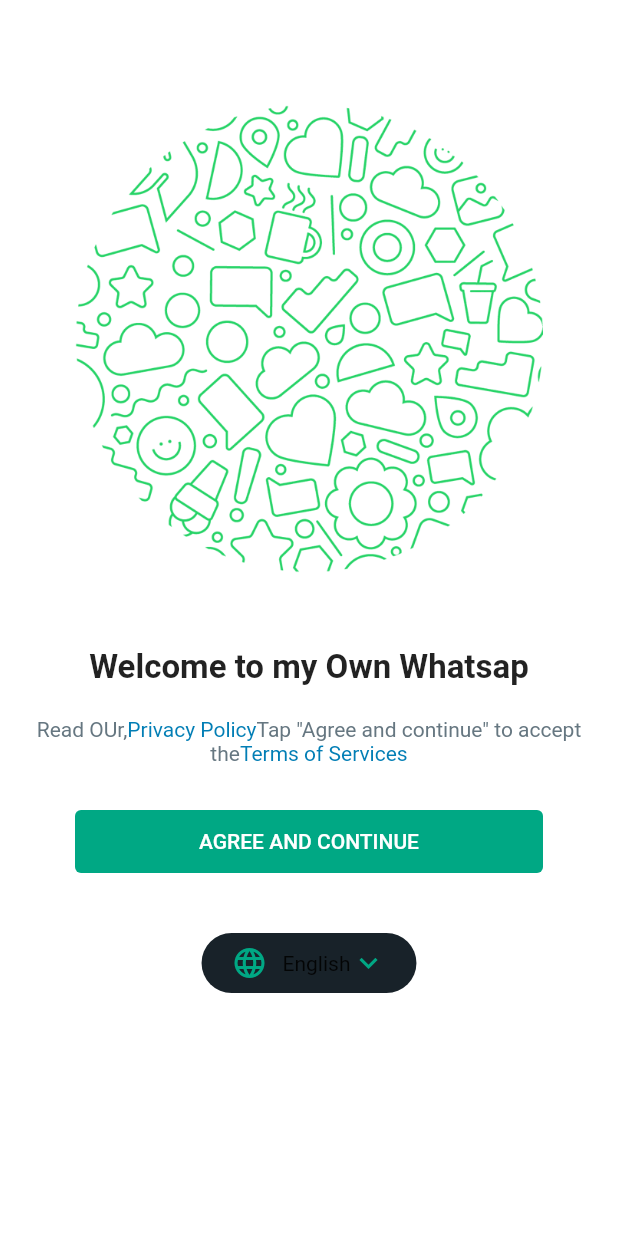
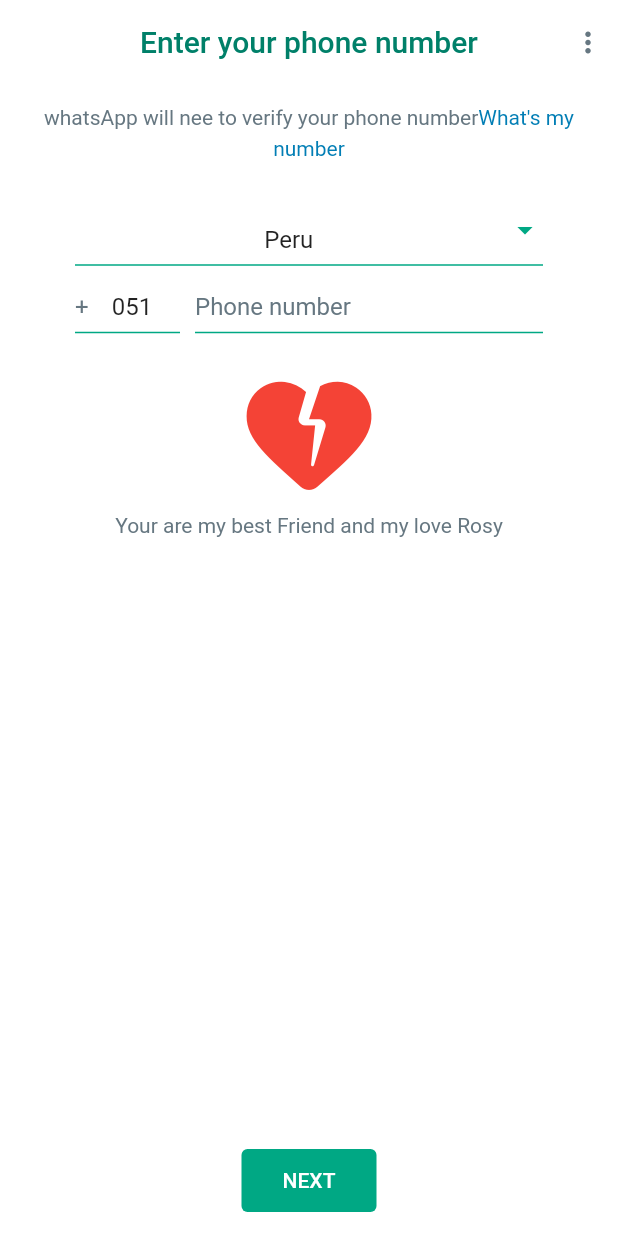
Before and after one commit to jefrydep/whatsaap-clone, a Flutter app: the screen it shows after launch, on a phone screen of 412 x 824 dp. Run offline on Flutter 3.47's test engine with Material 2 defaults, Android fonts, the phone set to English and light mode, and no system bars.

Commit message:
finishin espisode three this is one of my aplications moviles

```diff
--- a/lib/common/extension/custom_theme_extension.dart
+++ b/lib/common/extension/custom_theme_extension.dart
@@ -16,16 +16,19 @@
       greyColor: Coloors.greyLight,
       blueColor: Coloors.blueLight,
       langBtnBgColor: Color(0xfff7f8fa),
-      langBtnHightColor: Color(0xffe8e8ed)
+      langBtnHightColor: Color(0xffe8e8ed),
+      authAppbarTextColor: Coloors.greenlight
     );
 
 
     static const darkMode = CustomThemeExtension(
-      circleImageColor: Color(0xff25d366),
-      greyColor: Coloors.greyLight,
-      blueColor: Coloors.blueLight,
-      langBtnBgColor: Color(0xfff7f8fa),
-      langBtnHightColor: Color(0xffe8e8ed)
+      circleImageColor: Coloors.greenDark,
+      greyColor: Coloors.greyDark,
+      blueColor: Coloors.blueDark,
+      langBtnBgColor: Color(0xff182229),
+      langBtnHightColor: Color(0xff09141a),
+      authAppbarTextColor: Color(0xffe9edef),
+
     );
 
 
@@ -37,13 +40,15 @@
   final Color? blueColor;
   final Color? langBtnBgColor;
   final Color? langBtnHightColor;
+  final Color? authAppbarTextColor;
 
   const CustomThemeExtension(
       {this.circleImageColor,
       this.greyColor,
       this.blueColor,
       this.langBtnBgColor,
-      this.langBtnHightColor});
+      this.langBtnHightColor,
+      this.authAppbarTextColor});
 
   @override
   ThemeExtension<CustomThemeExtension> copyWith(
@@ -51,7 +56,9 @@
     Color? greyColor,
     Color? blueColor,
     Color? langBtnBgColor,
-    Color? langBtnHightColor,}
+    Color? langBtnHightColor,
+    Color? authAppbarTextColor,
+    }
   ) {
     return CustomThemeExtension(
       circleImageColor: circleImageColor ?? this.circleImageColor,
@@ -59,6 +66,7 @@
       blueColor: blueColor ?? this.blueColor,
       langBtnBgColor: circleImageColor ?? this.circleImageColor,
       langBtnHightColor: langBtnHightColor ?? this.langBtnHightColor,
+      authAppbarTextColor: authAppbarTextColor ?? this.authAppbarTextColor,
     );
 
   }
@@ -73,6 +81,7 @@
       blueColor: Color.lerp(blueColor, other.blueColor,t),
       langBtnBgColor: Color.lerp(langBtnBgColor, other.langBtnBgColor,t),
       langBtnHightColor: Color.lerp(langBtnHightColor, other.langBtnHightColor,t),
+      authAppbarTextColor: Color.lerp(authAppbarTextColor, other.authAppbarTextColor,t),
     );
 
   }
--- a/lib/common/theme/dark_theme.dart
+++ b/lib/common/theme/dark_theme.dart
@@ -1,4 +1,5 @@
 import 'package:flutter/material.dart';
+import 'package:flutter/services.dart';
 import 'package:whatsap_clone/common/extension/custom_theme_extension.dart';
 import 'package:whatsap_clone/common/utils/coloors.dart';
 
@@ -10,6 +11,12 @@
     extensions: [
       CustomThemeExtension.darkMode,
     ],
+    appBarTheme: const AppBarTheme(
+    systemOverlayStyle: SystemUiOverlayStyle(
+      statusBarColor: Colors.transparent,
+      statusBarIconBrightness: Brightness.light,
+    )
+    ),
     elevatedButtonTheme: ElevatedButtonThemeData(
       style: ElevatedButton.styleFrom(
            backgroundColor: Coloors.greenDark,
@@ -19,6 +26,15 @@
           shadowColor: Colors.transparent
 
       )
+    ),
+    bottomSheetTheme: const BottomSheetThemeData(
+      backgroundColor: Coloors.greyBackgroun,
+      modalBackgroundColor: Coloors.greyBackgroun,
+      shape: RoundedRectangleBorder(
+        borderRadius: BorderRadius.vertical(
+          top: Radius.circular(20)
+        )
+      )
     )
   );
 }
--- a/lib/common/theme/light_theme.dart
+++ b/lib/common/theme/light_theme.dart
@@ -1,4 +1,5 @@
 import 'package:flutter/material.dart';
+import 'package:flutter/services.dart';
 import 'package:whatsap_clone/common/utils/coloors.dart';
 
 import '../extension/custom_theme_extension.dart';
@@ -11,6 +12,13 @@
      extensions: [
       CustomThemeExtension.lightMode,
     ],
+     appBarTheme: const AppBarTheme(
+    systemOverlayStyle: SystemUiOverlayStyle(
+      statusBarColor: Colors.transparent,
+      statusBarIconBrightness: Brightness.dark,
+    )
+    ),
+
     elevatedButtonTheme: ElevatedButtonThemeData(
       style: ElevatedButton.styleFrom(
            backgroundColor: Coloors.greenDark,
@@ -20,6 +28,15 @@
           shadowColor: Colors.transparent
 
       )
+    ),
+     bottomSheetTheme: const BottomSheetThemeData(
+      backgroundColor: Coloors.backgrounLIght,
+      modalBackgroundColor: Coloors.backgrounLIght,
+      shape: RoundedRectangleBorder(
+        borderRadius: BorderRadius.vertical(
+          top: Radius.circular(20)
+        )
+      )
     )
   );
 }
--- a/lib/common/utils/coloors.dart
+++ b/lib/common/utils/coloors.dart
@@ -13,4 +13,6 @@
   static const Color greyLight = Color(0xff667781);
   static const Color backgrounDark = Color(0xff111b21);
   static const Color backgrounLIght = Color(0xffffffff);
+
+  static const Color greyBackgroun = Color(0xff202c33);
 }
--- /dev/null
+++ b/lib/feature/auth/pages/login_screen.dart
@@ -0,0 +1,129 @@
+import 'package:flutter/material.dart';
+import 'package:whatsap_clone/common/extension/custom_theme_extension.dart';
+import 'package:whatsap_clone/common/utils/coloors.dart';
+import 'package:whatsap_clone/common/widgets/custom_elevated_button.dart';
+import 'package:whatsap_clone/feature/auth/widgets/custom_text_field.dart';
+
+class LoginScreen extends StatefulWidget {
+  const LoginScreen({super.key});
+
+  @override
+  State<LoginScreen> createState() => _LoginScreenState();
+}
+
+class _LoginScreenState extends State<LoginScreen> {
+  late TextEditingController countryNameController;
+  late TextEditingController countryCodeController;
+  late TextEditingController phoneNumberController;
+  @override
+  void initState() {
+    countryNameController = TextEditingController(text: 'Peru');
+    countryCodeController = TextEditingController(text: '051');
+    phoneNumberController = TextEditingController();
+    super.initState();
+  }
+
+  @override
+  Widget build(BuildContext context) {
+    return Scaffold(
+      appBar: AppBar(
+        backgroundColor: Theme.of(context).scaffoldBackgroundColor,
+        elevation: 0,
+        title: Text(
+          'Enter your phone number',
+          style: TextStyle(color: context.theme.authAppbarTextColor),
+        ),
+        centerTitle: true,
+        actions: [
+          IconButton(
+            onPressed: () {},
+            icon: Icon(
+              Icons.more_vert,
+              color: context.theme.greyColor,
+            ),
+            splashColor: Colors.transparent,
+            splashRadius: 22,
+            iconSize: 22,
+            padding: EdgeInsets.zero,
+            constraints: const BoxConstraints(minWidth: 40),
+          )
+        ],
+      ),
+      body: Column(
+        children: [
+          Padding(
+            padding: const EdgeInsets.symmetric(horizontal: 20, vertical: 10),
+            child: RichText(
+              textAlign: TextAlign.center,
+              text: TextSpan(
+                  text: "whatsApp will nee to verify your phone number",
+                  style: TextStyle(color: context.theme.greyColor, height: 1.5),
+                  children: [
+                    TextSpan(
+                        text: "What's my number",
+                        style: TextStyle(color: context.theme.blueColor))
+                  ]),
+            ),
+          ),
+          const SizedBox(
+            height: 15,
+          ),
+          Padding(
+            padding: const EdgeInsets.symmetric(
+              horizontal: 50,
+            ),
+            child: CustomTextFiel(
+              onTap: () {},
+              controller: countryNameController,
+              readOnly: true,
+              suffixIcon: Icon(
+                Icons.arrow_drop_down,
+                color: Coloors.greenDark,
+              ),
+            ),
+          ),
+          SizedBox(
+            height: 10,
+          ),
+          Padding(
+            padding: const EdgeInsets.symmetric(horizontal: 50),
+            child: Row(
+              children: [
+                SizedBox(
+                  width: 70,
+                  child: CustomTextFiel(
+                    onTap: () {},
+                    controller: countryCodeController,
+                    prefixTExt: '+',
+                    readOnly: true,
+                  ),
+                ),
+                SizedBox(
+                  width: 10,
+                ),
+                Expanded(
+                    child: CustomTextFiel(
+                  controller: phoneNumberController,
+                  hintText: 'Phone number',
+                  textAlign: TextAlign.left,
+                  keyboardType: TextInputType.number,
+                ))
+              ],
+            ),
+          ),
+          const SizedBox(height: 20,),
+          Icon(Icons.heart_broken_rounded,color:Colors.red,size: 100, ),
+          Text('Your are my best Friend and my love Rosy',style: TextStyle(color: context.theme.greyColor),)
+
+
+
+        ],
+      ),
+      floatingActionButtonLocation: FloatingActionButtonLocation.centerFloat,
+      floatingActionButton: CustomElevatedButton(onPressed: () {
+
+      }, text: 'NEXT',buttonWidth: 90,),
+
+    );
+  }
+}
--- /dev/null
+++ b/lib/feature/auth/widgets/custom_text_field.dart
@@ -0,0 +1,51 @@
+import 'package:flutter/material.dart';
+import 'package:whatsap_clone/common/extension/custom_theme_extension.dart';
+import 'package:whatsap_clone/common/utils/coloors.dart';
+
+class CustomTextFiel extends StatelessWidget {
+  const CustomTextFiel(
+      {super.key,
+      this.controller,
+      this.hintText,
+      this.readOnly,
+      this.textAlign,
+      this.keyboardType,
+      this.prefixTExt,
+      this.suffixIcon,
+      this.onChanged,
+      this.onTap});
+
+  final TextEditingController? controller;
+  final String? hintText;
+  final bool? readOnly;
+  final TextAlign? textAlign;
+  final TextInputType? keyboardType;
+  final String? prefixTExt;
+  final VoidCallback? onTap;
+  final Widget? suffixIcon;
+  final Function(String)? onChanged;
+
+  @override
+  Widget build(BuildContext context) {
+    return TextFormField(
+      onTap: onTap,
+      controller: controller,
+      readOnly: readOnly ?? false,
+      textAlign: textAlign ?? TextAlign.center,
+      keyboardType: readOnly == null ? keyboardType : null,
+      onChanged: onChanged,
+      decoration: InputDecoration(
+
+        isDense: true,
+        prefixText: prefixTExt,
+        suffix: suffixIcon,
+        hintText: hintText,
+        hintStyle: TextStyle(color: context.theme.greyColor),
+        enabledBorder: const UnderlineInputBorder(
+            borderSide: BorderSide(color: Coloors.greenDark)),
+        focusedBorder: const UnderlineInputBorder(
+            borderSide: BorderSide(color: Coloors.greenDark, width: 2)),
+      ),
+    );
+  }
+}
--- a/lib/feature/welcome/pages/welcome_screen.dart
+++ b/lib/feature/welcome/pages/welcome_screen.dart
@@ -1,6 +1,5 @@
 import 'package:flutter/material.dart';
 import 'package:whatsap_clone/common/extension/custom_theme_extension.dart';
-import 'package:whatsap_clone/common/utils/coloors.dart';
 
 import '../../../common/widgets/custom_elevated_button.dart';
 import '../widgets/language_button.dart';
--- a/lib/feature/welcome/widgets/language_button.dart
+++ b/lib/feature/welcome/widgets/language_button.dart
@@ -1,32 +1,75 @@
 
 import 'package:flutter/material.dart';
+import 'package:whatsap_clone/common/extension/custom_theme_extension.dart';
 import 'package:whatsap_clone/common/utils/coloors.dart';
 
 class LanguageButton extends StatelessWidget {
   const LanguageButton({
     Key? key,
   }) : super(key: key);
+  showBottomSheet(context){
+    return showModalBottomSheet(context: context, builder: (context){
+      return  Column(
+        mainAxisSize: MainAxisSize.min,
+        children: [
+          Container(
+            height: 4,
+            width: 30,
+            decoration: BoxDecoration(
+              color: context.theme.greyColor!.withOpacity(0.4),
+              borderRadius: BorderRadius.circular(5),
+            ),
+          ),
+          SizedBox(height: 20,),
+          Row(
+            children: [
+              IconButton(onPressed: (){
+                Navigator.of(context).pop();
+              }, icon: Icon(Icons.close_outlined)),
+              SizedBox(width: 10,),
+              Text('App Language',style: TextStyle(fontSize: 20,fontWeight: FontWeight.w500),)
+            ],
+          ),
+          SizedBox(height: 10,),
+          Divider(
+            color: context.theme.greyColor!.withOpacity(0.3),
+            thickness: .5,
+          ),
+          RadioListTile(value: true, groupValue: true, onChanged: (value){},
+          activeColor: Coloors.greenDark,title: Text('English',style: TextStyle(color: context.theme.greyColor),),subtitle: const Text("(Phone's language)"),),
+           RadioListTile(value: true, groupValue: false, onChanged: (value){},
+          activeColor: Coloors.greenDark,title: Text('Portuguese',style: TextStyle(color: context.theme.greyColor),),subtitle: const Text("(Euchi Mano Macaquiño)"),)
+
+        ],
+      );
+
+    });
+  }
+
+
+
 
   @override
   Widget build(BuildContext context) {
     return Material(
-      color: const Color(0xff182229),
+      color: context.theme.langBtnBgColor,
       borderRadius: BorderRadius.circular(20),
       child: Padding(
         padding: const EdgeInsets.symmetric(horizontal: 20,vertical: 8),
         child: InkWell(
 
-          onTap: (){},
+
+          onTap: ()=> showBottomSheet(context),
           borderRadius: BorderRadius.circular(20),
           splashFactory: NoSplash.splashFactory,
-          highlightColor: const Color(0xff09141a),
+          highlightColor: context.theme.langBtnHightColor,
           child: Row(
             mainAxisSize: MainAxisSize.min,
             children:const  [
 
             Icon(
               Icons.language,
-              color: Color(0xff00a884),
+              color: Coloors.greenDark,
             ),
             SizedBox(width: 10,),
             Text('English'),
--- a/lib/main.dart
+++ b/lib/main.dart
@@ -1,6 +1,7 @@
 import 'package:flutter/material.dart';
 import 'package:whatsap_clone/common/theme/dark_theme.dart';
 import 'package:whatsap_clone/common/theme/light_theme.dart';
+import 'package:whatsap_clone/feature/auth/pages/login_screen.dart';
 import 'package:whatsap_clone/feature/welcome/pages/welcome_screen.dart';
 
 void main(List<String> args) {
@@ -14,11 +15,12 @@
   @override
   Widget build(BuildContext context) {
     return   MaterialApp(
+      debugShowCheckedModeBanner: false,
       theme: lightTheme(),
       darkTheme: darkTheme(),
       themeMode: ThemeMode.system,
 
-      home: const WelcomeScreen(),
+      home:LoginScreen(),
 
     );
   }
```
